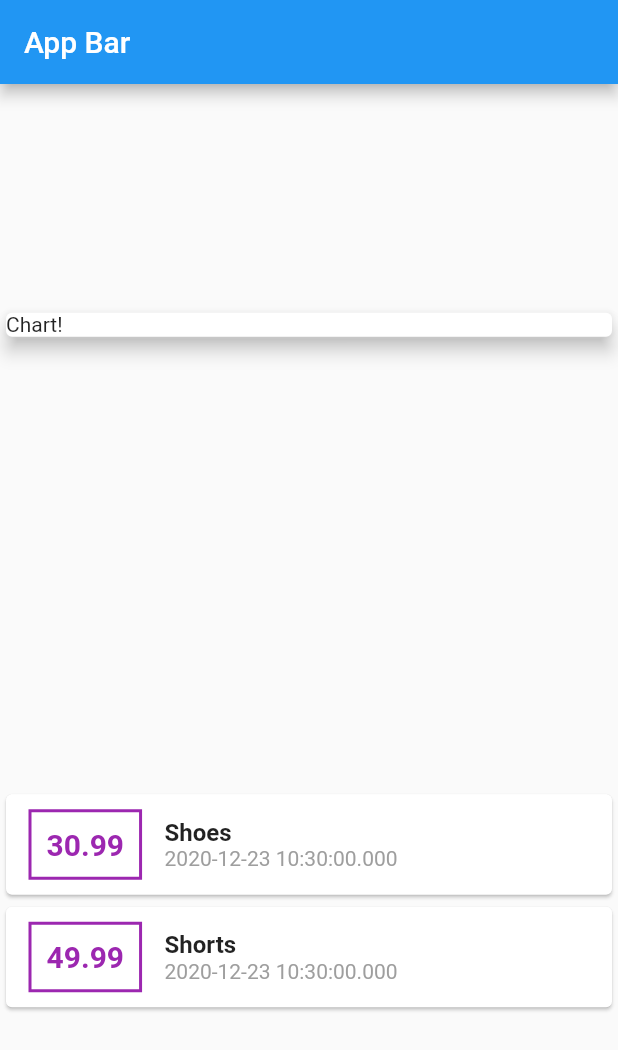
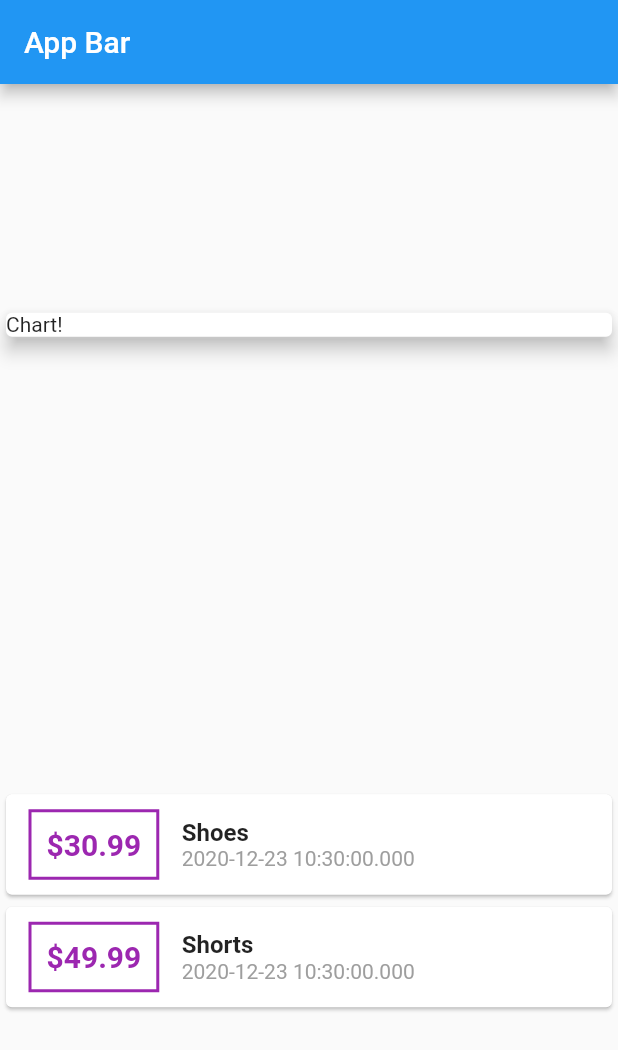
Before and after one commit to bladerangel/personal_expenses, a Flutter app: the screen it shows after launch, on a phone screen of 412 x 824 dp. Shown: the top 1050 px of the screen. Run offline on Flutter 3.47's test engine with Material 2 defaults, Android fonts, the phone set to English and light mode, and no system bars.

```diff
--- a/lib/main.dart
+++ b/lib/main.dart
@@ -56,7 +56,7 @@ class MyHomePage extends StatelessWidget {
                       children: [
                         Components.amountContainer(
                           child: Components.amountText(
-                            transaction.amout.toString(),
+                            '\$${transaction.amout}',
                           ),
                         ),
                         Column(
```
